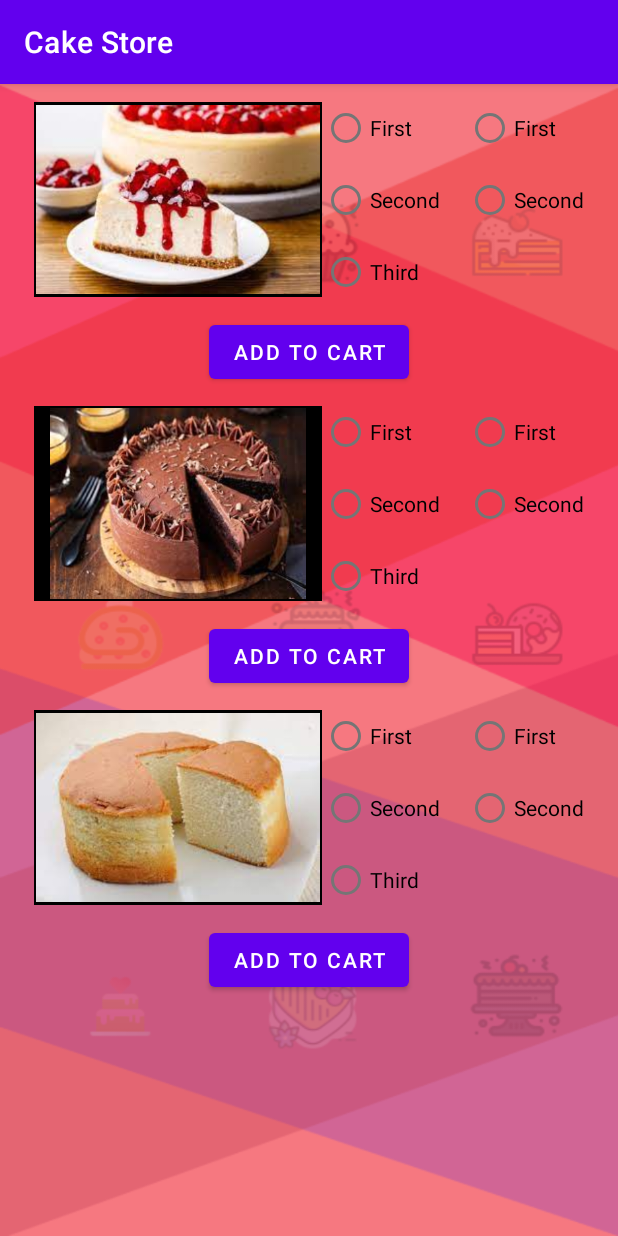
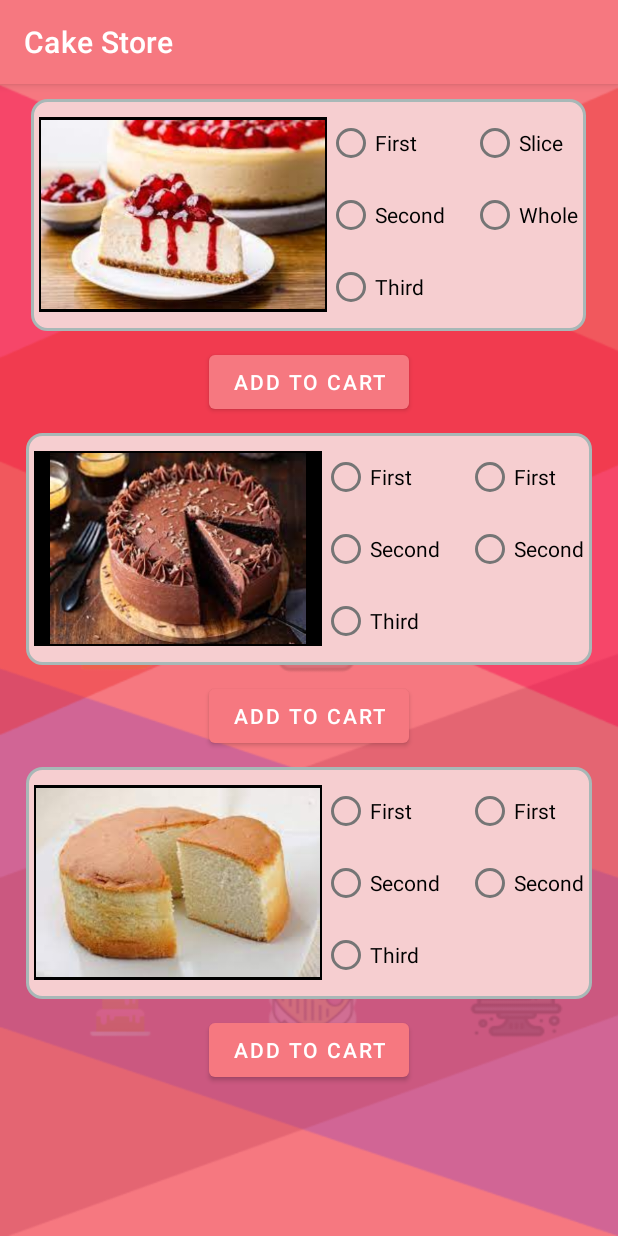
Before and after one commit to cumberson97/Assignment1, an Android app: the screen it shows after launch (MainActivity), on a phone screen of 412 x 824 dp. Run offline under Robolectric (Android 15) with nearby library versions, the phone set to English and light mode, and no system bars.

Commit message:
Ui fixes made

```diff
--- /dev/null
+++ b/app/src/main/res/drawable/bg_card.xml
@@ -0,0 +1,7 @@
+<?xml version="1.0" encoding="utf-8"?>
+<shape xmlns:android="http://schemas.android.com/apk/res/android">
+    <solid android:color="@color/cardColor"/>
+    <stroke android:width="2dp" android:color="#a8b8b7" />
+    <corners android:radius="10dp"/>
+    <padding android:left="0dp" android:top="0dp" android:right="0dp" android:bottom="0dp" />
+</shape>
--- a/app/src/main/res/layout/home_page.xml
+++ b/app/src/main/res/layout/home_page.xml
@@ -4,7 +4,7 @@
     xmlns:tools="http://schemas.android.com/tools"
     android:layout_width="match_parent"
     android:layout_height="match_parent"
-    android:background="@drawable/Background6"
+    android:background="@drawable/background6"
     tools:context=".MainActivity">
 
     <ScrollView
@@ -14,15 +14,15 @@
         <LinearLayout
             android:layout_width="match_parent"
             android:layout_height="match_parent"
-
             android:orientation="vertical">
 
             <LinearLayout
                 android:layout_width="wrap_content"
                 android:layout_height="wrap_content"
-                android:padding="5dp"
-
-                android:layout_gravity="center">
+                android:layout_gravity="center"
+                android:layout_marginVertical="10dp"
+                android:background="@drawable/bg_card"
+                android:padding="5dp">
 
                 <ImageView
                     android:id="@+id/cheese_slice_img"
@@ -57,18 +57,21 @@
                 </RadioGroup>
 
                 <RadioGroup
+                    android:id="@+id/sliceOrWhole"
                     android:layout_width="wrap_content"
                     android:layout_height="wrap_content">
 
                     <RadioButton
+                        android:id="@+id/sliceCheese"
                         android:layout_width="wrap_content"
                         android:layout_height="wrap_content"
-                        android:text="First" />
+                        android:text="@string/slice" />
 
                     <RadioButton
+                        android:id="@+id/wholeCheese"
                         android:layout_width="wrap_content"
                         android:layout_height="wrap_content"
-                        android:text="Second" />
+                        android:text="@string/whole" />
 
                 </RadioGroup>
             </LinearLayout>
@@ -85,6 +88,8 @@
                 android:layout_width="wrap_content"
                 android:layout_height="wrap_content"
                 android:layout_gravity="center"
+                android:layout_marginVertical="10dp"
+                android:background="@drawable/bg_card"
                 android:padding="5dp">
 
                 <ImageView
@@ -149,6 +154,8 @@
                 android:layout_width="wrap_content"
                 android:layout_height="wrap_content"
                 android:layout_gravity="center"
+                android:layout_marginVertical="10dp"
+                android:background="@drawable/bg_card"
                 android:padding="5dp">
 
                 <ImageView
--- a/app/src/main/res/values/colors.xml
+++ b/app/src/main/res/values/colors.xml
@@ -1,5 +1,7 @@
 <?xml version="1.0" encoding="utf-8"?>
 <resources>
+    <color name="peach">#F67880</color>
+    <color name="cardColor">#F6CED0</color>
     <color name="purple_200">#FFBB86FC</color>
     <color name="purple_500">#FF6200EE</color>
     <color name="purple_700">#FF3700B3</color>
--- a/app/src/main/res/values/strings.xml
+++ b/app/src/main/res/values/strings.xml
@@ -1,4 +1,6 @@
 <resources>
     <string name="app_name">Cake Store</string>
     <string name="AddToCart">Add To Cart</string>
+    <string name="slice">Slice</string>
+    <string name="whole">Whole</string>
 </resources>
--- a/app/src/main/res/values/themes.xml
+++ b/app/src/main/res/values/themes.xml
@@ -2,8 +2,8 @@
     <!-- Base application theme. -->
     <style name="Theme.Assignment1" parent="Theme.MaterialComponents.DayNight.DarkActionBar">
         <!-- Primary brand color. -->
-        <item name="colorPrimary">@color/purple_500</item>
-        <item name="colorPrimaryVariant">@color/purple_700</item>
+        <item name="colorPrimary">@color/peach</item>
+        <item name="colorPrimaryVariant">@color/peach</item>
         <item name="colorOnPrimary">@color/white</item>
         <!-- Secondary brand color. -->
         <item name="colorSecondary">@color/teal_200</item>
```
Also changed, not shown: app/src/main/res/drawable/ic_launcher_background.xml (+167 -70 lines), app/src/main/res/drawable/background6.png (renamed from app/src/main/res/drawable/Background6.png).
